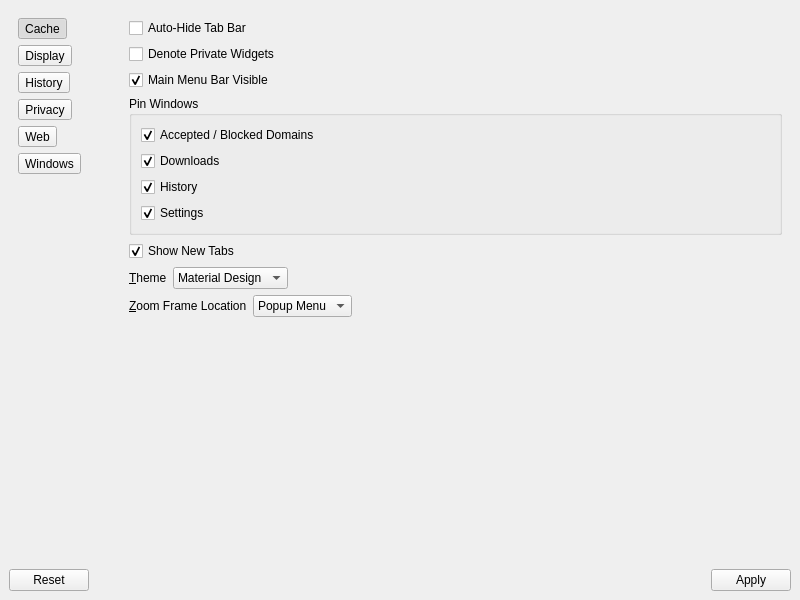
First picture: the form in 2.x/UI/dooble_settings.ui, repository textbrowser/dooble, before the edit.
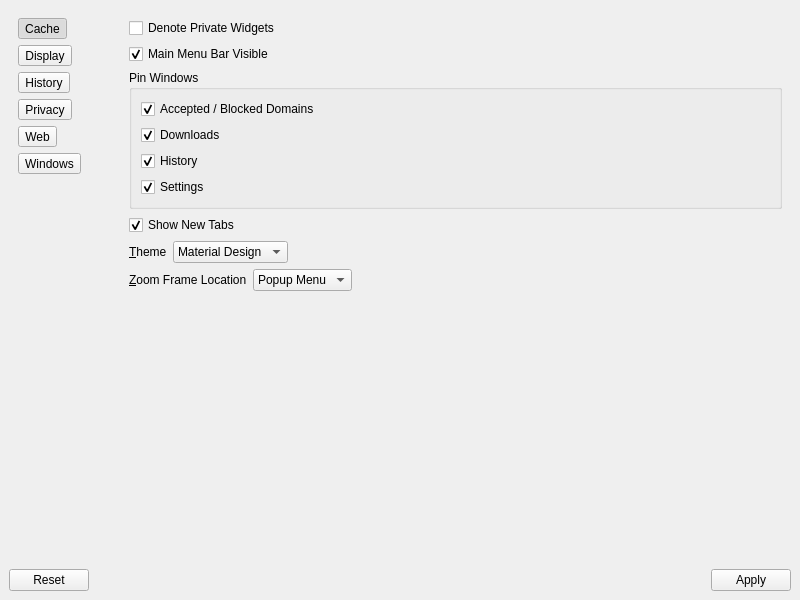
Second picture: the form after the edit. The open tabs and pages were chosen to show the change. Icons and pictures are not drawn.

Commit message: Uniform tab widths.

Patch:
```diff
--- a/2.x/UI/dooble_settings.ui
+++ b/2.x/UI/dooble_settings.ui
@@ -303,16 +303,6 @@
         </widget>
         <widget class="QWidget" name="display_page">
          <layout class="QVBoxLayout" name="verticalLayout_4">
-          <item>
-           <widget class="QCheckBox" name="auto_hide_tab_bar">
-            <property name="toolTip">
-             <string>&lt;html&gt;&lt;head/&gt;&lt;body&gt;&lt;p&gt;A tab bar will be hidden if its parent tab widget contains only a single tab.&lt;/p&gt;&lt;/body&gt;&lt;/html&gt;</string>
-            </property>
-            <property name="text">
-             <string>Auto-Hide Tab Bar</string>
-            </property>
-           </widget>
-          </item>
           <item>
            <widget class="QCheckBox" name="denote_private_widgets">
             <property name="toolTip">
```
Left out of the diff: 1 changed line with no effect on the pictures. The commit also changes 2 other files.
